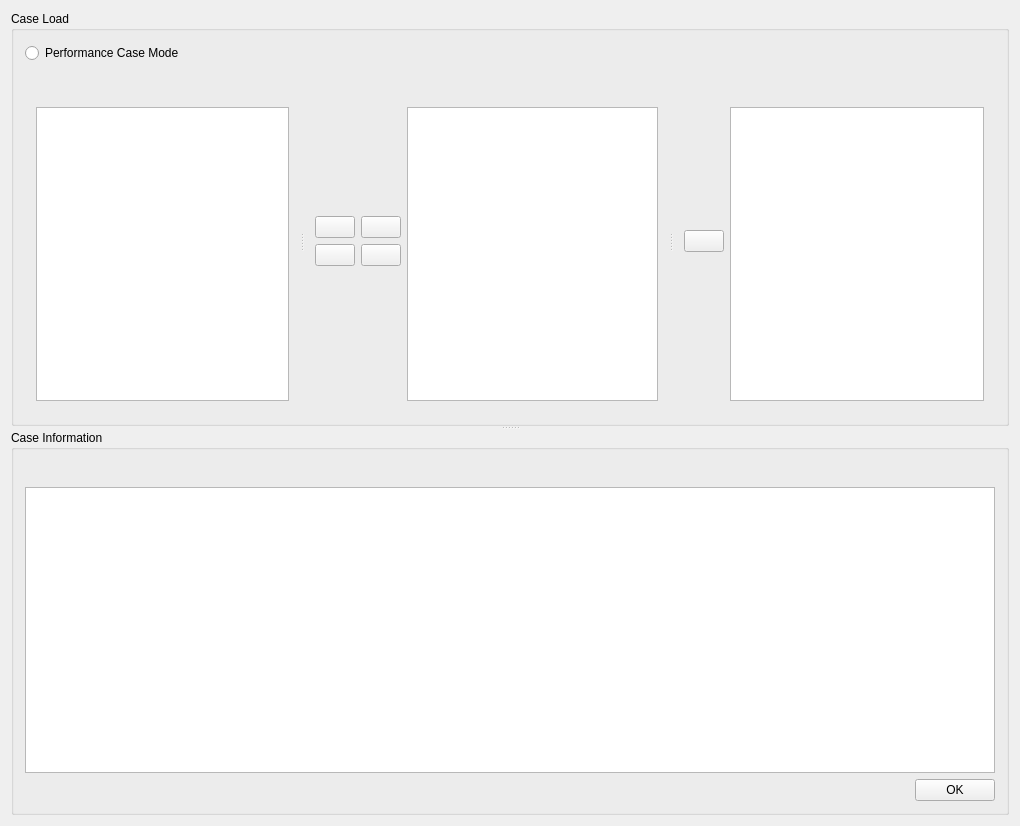
The window that RTA/CaseScriptConfigure.ui (pengjianaixue/DotNetCallNativePythonMethod) describes before a commit, drawn with Qt 5.
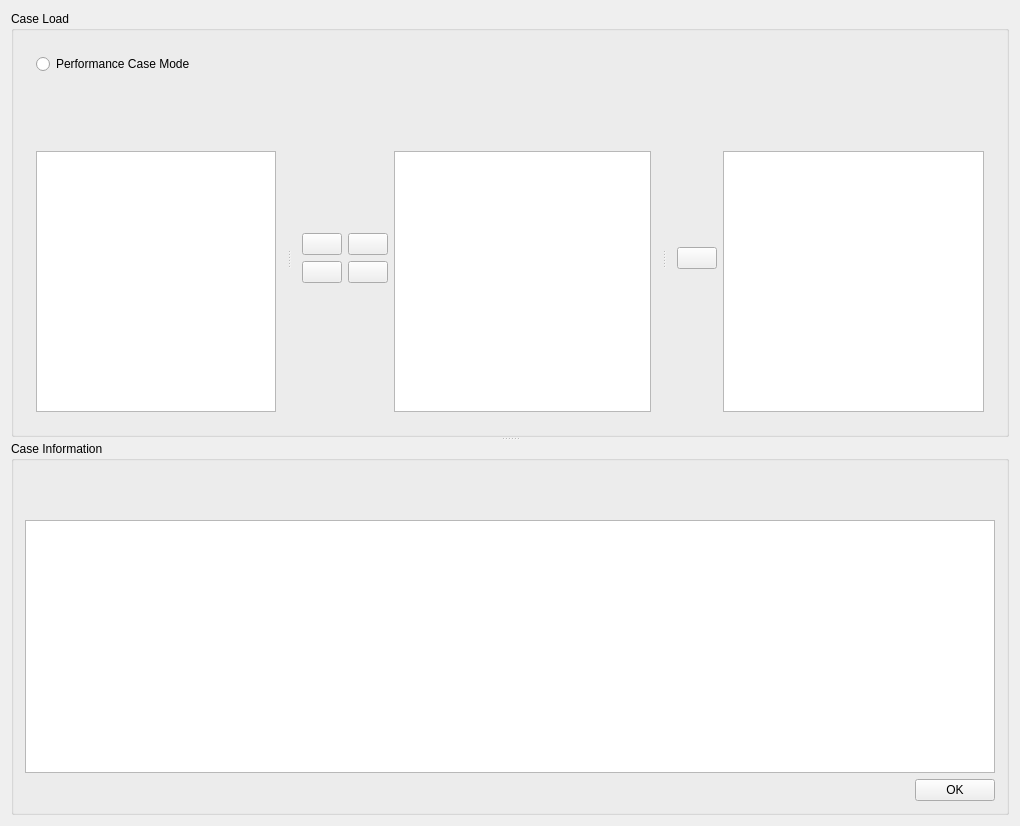
The same window after the commit. Icons and pictures are not drawn.

Diff of the .ui file:
```diff
--- a/RTA/CaseScriptConfigure.ui
+++ b/RTA/CaseScriptConfigure.ui
@@ -13,8 +13,8 @@
   <property name="windowTitle">
    <string>Case  Configure</string>
   </property>
-  <layout class="QVBoxLayout" name="verticalLayout_9">
-   <item>
+  <layout class="QGridLayout" name="gridLayout_8">
+   <item row="0" column="0">
     <widget class="QSplitter" name="splitter_loadandinfor">
      <property name="orientation">
       <enum>Qt::Vertical</enum>
@@ -23,12 +23,19 @@
       <property name="title">
        <string>Case Load</string>
       </property>
-      <layout class="QVBoxLayout" name="verticalLayout_10">
+      <layout class="QGridLayout" name="gridLayout_7">
+       <item row="0" column="0">
+        <layout class="QVBoxLayout" name="verticalLayout_6" stretch="1,9">
        <item>
-        <layout class="QVBoxLayout" name="verticalLayout_8" stretch="1,9">
-         <item>
-          <layout class="QHBoxLayout" name="horizontalLayout_8" stretch="0,0,0">
-           <item>
+          <widget class="QFrame" name="frame_caseload">
+           <property name="frameShape">
+            <enum>QFrame::NoFrame</enum>
+           </property>
+           <property name="frameShadow">
+            <enum>QFrame::Raised</enum>
+           </property>
+           <layout class="QGridLayout" name="gridLayout_6">
+            <item row="0" column="0">
             <widget class="QRadioButton" name="radioButton_PerformanceMode">
              <property name="styleSheet">
               <string notr="true">font: 75 10pt &quot;Microsoft YaHei&quot;;</string>
@@ -42,7 +49,7 @@
              </property>
             </widget>
            </item>
-           <item>
+            <item row="0" column="1">
             <widget class="QPushButton" name="pushButton_LoadCaseList">
              <property name="whatsThis">
               <string>&lt;html&gt;&lt;head/&gt;&lt;body&gt;&lt;p&gt;Load or refresh the case list&lt;/p&gt;&lt;/body&gt;&lt;/html&gt;</string>
@@ -77,20 +84,21 @@
              </property>
             </widget>
            </item>
-           <item>
+            <item row="0" column="2">
             <spacer name="horizontalSpacer_2">
              <property name="orientation">
               <enum>Qt::Horizontal</enum>
              </property>
              <property name="sizeHint" stdset="0">
               <size>
-               <width>40</width>
+                <width>710</width>
                <height>20</height>
               </size>
              </property>
             </spacer>
            </item>
           </layout>
+          </widget>
          </item>
          <item>
           <widget class="QSplitter" name="splitter_2">
@@ -104,33 +112,24 @@
             <widget class="QWidget" name="layoutWidget">
              <layout class="QVBoxLayout" name="verticalLayout_3">
               <item>
-               <layout class="QHBoxLayout" name="horizontalLayout_3">
-                <item>
-                 <widget class="QLabel" name="label_case_tree">
+               <widget class="QFrame" name="frame_caseFile_tree">
                   <property name="sizePolicy">
                    <sizepolicy hsizetype="Minimum" vsizetype="Minimum">
                     <horstretch>0</horstretch>
                     <verstretch>0</verstretch>
                    </sizepolicy>
                   </property>
-                  <property name="minimumSize">
-                   <size>
-                    <width>20</width>
-                    <height>20</height>
-                   </size>
-                  </property>
-                  <property name="whatsThis">
-                   <string>Case  File Group Form</string>
-                  </property>
                   <property name="styleSheet">
-                   <string notr="true">image: url(:/RTA/PyRunner/Resources/testcase-group.png);</string>
-                  </property>
-                  <property name="text">
-                   <string/>
-                  </property>
-                 </widget>
-                </item>
-                <item>
+                 <string notr="true"/>
+                </property>
+                <property name="frameShape">
+                 <enum>QFrame::NoFrame</enum>
+                </property>
+                <property name="frameShadow">
+                 <enum>QFrame::Raised</enum>
+                </property>
+                <layout class="QGridLayout" name="gridLayout">
+                 <item row="0" column="1">
                  <spacer name="horizontalSpacer_CaseFileGroup">
                   <property name="sizePolicy">
                    <sizepolicy hsizetype="Expanding" vsizetype="Minimum">
@@ -152,13 +151,39 @@
                   </property>
                   <property name="sizeHint" stdset="0">
                    <size>
-                    <width>188</width>
-                    <height>27</height>
+                     <width>230</width>
+                     <height>20</height>
                    </size>
                   </property>
                  </spacer>
                 </item>
-               </layout>
+                 <item row="0" column="0">
+                  <widget class="QLabel" name="label_case_tree">
+                   <property name="sizePolicy">
+                    <sizepolicy hsizetype="Minimum" vsizetype="Minimum">
+                     <horstretch>0</horstretch>
+                     <verstretch>0</verstretch>
+                    </sizepolicy>
+                   </property>
+                   <property name="minimumSize">
+                    <size>
+                     <width>20</width>
+                     <height>20</height>
+                    </size>
+                   </property>
+                   <property name="whatsThis">
+                    <string>Case  File Group Form</string>
+                   </property>
+                   <property name="styleSheet">
+                    <string notr="true">image: url(:/RTA/PyRunner/Resources/testcase-group.png);</string>
+                   </property>
+                   <property name="text">
+                    <string/>
+                   </property>
+                  </widget>
+                 </item>
+                </layout>
+               </widget>
               </item>
               <item>
                <widget class="QTreeView" name="CaseFile_treeView">
@@ -178,8 +203,8 @@
               </item>
              </layout>
             </widget>
-            <widget class="QWidget" name="">
-             <layout class="QHBoxLayout" name="horizontalLayout_11">
+            <widget class="QWidget" name="layoutWidget">
+             <layout class="QHBoxLayout" name="horizontalLayout">
               <item>
                <layout class="QVBoxLayout" name="verticalLayout">
                 <item>
@@ -269,10 +294,17 @@
                </layout>
               </item>
               <item>
-               <layout class="QVBoxLayout" name="verticalLayout_2">
+               <layout class="QVBoxLayout" name="verticalLayout_5">
                 <item>
-                 <layout class="QHBoxLayout" name="horizontalLayout">
-                  <item>
+                 <widget class="QFrame" name="frame_case_select_list">
+                  <property name="frameShape">
+                   <enum>QFrame::NoFrame</enum>
+                  </property>
+                  <property name="frameShadow">
+                   <enum>QFrame::Raised</enum>
+                  </property>
+                  <layout class="QGridLayout" name="gridLayout_5">
+                   <item row="0" column="0">
                    <widget class="QLabel" name="label_caseList">
                     <property name="sizePolicy">
                      <sizepolicy hsizetype="Minimum" vsizetype="Minimum">
@@ -297,20 +329,21 @@
                     </property>
                    </widget>
                   </item>
-                  <item>
+                   <item row="0" column="1">
                    <spacer name="horizontalSpacer_CaseSelectList">
                     <property name="orientation">
                      <enum>Qt::Horizontal</enum>
                     </property>
                     <property name="sizeHint" stdset="0">
                      <size>
-                      <width>188</width>
+                       <width>237</width>
                       <height>20</height>
                      </size>
                     </property>
                    </spacer>
                   </item>
                  </layout>
+                 </widget>
                 </item>
                 <item>
                  <widget class="QTreeView" name="Case_exce_treeView"/>
@@ -320,8 +353,8 @@
              </layout>
             </widget>
            </widget>
-           <widget class="QWidget" name="">
-            <layout class="QHBoxLayout" name="horizontalLayout_12">
+           <widget class="QWidget" name="layoutWidget">
+            <layout class="QHBoxLayout" name="horizontalLayout_3">
              <item>
               <layout class="QVBoxLayout" name="verticalLayout_7">
                <item>
@@ -373,8 +406,15 @@
              <item>
               <layout class="QVBoxLayout" name="verticalLayout_4">
                <item>
-                <layout class="QHBoxLayout" name="horizontalLayout_7">
-                 <item>
+                <widget class="QFrame" name="frame_execute_group_list">
+                 <property name="frameShape">
+                  <enum>QFrame::NoFrame</enum>
+                 </property>
+                 <property name="frameShadow">
+                  <enum>QFrame::Raised</enum>
+                 </property>
+                 <layout class="QGridLayout" name="gridLayout_4">
+                  <item row="0" column="0">
                   <widget class="QLabel" name="label_caseList_2">
                    <property name="sizePolicy">
                     <sizepolicy hsizetype="Minimum" vsizetype="Minimum">
@@ -399,20 +439,21 @@
                    </property>
                   </widget>
                  </item>
-                 <item>
+                  <item row="0" column="1">
                   <spacer name="horizontalSpacer_CaseExecList">
                    <property name="orientation">
                     <enum>Qt::Horizontal</enum>
                    </property>
                    <property name="sizeHint" stdset="0">
                     <size>
-                     <width>188</width>
+                      <width>236</width>
                      <height>20</height>
                     </size>
                    </property>
                   </spacer>
                  </item>
                 </layout>
+                </widget>
                </item>
                <item>
                 <widget class="QListView" name="listView_Exec_list"/>
@@ -431,12 +472,19 @@
       <property name="title">
        <string>Case Information</string>
       </property>
-      <layout class="QVBoxLayout" name="verticalLayout_6">
+      <layout class="QGridLayout" name="gridLayout_3">
+       <item row="0" column="0">
+        <layout class="QVBoxLayout" name="verticalLayout_2" stretch="1,8,1">
        <item>
-        <layout class="QVBoxLayout" name="verticalLayout_5">
-         <item>
-          <layout class="QHBoxLayout" name="horizontalLayout_4">
-           <item>
+          <widget class="QFrame" name="frame_caseinformation">
+           <property name="frameShape">
+            <enum>QFrame::NoFrame</enum>
+           </property>
+           <property name="frameShadow">
+            <enum>QFrame::Raised</enum>
+           </property>
+           <layout class="QGridLayout" name="gridLayout_2">
+            <item row="0" column="0">
             <widget class="QLabel" name="label_case_detail">
              <property name="sizePolicy">
               <sizepolicy hsizetype="Fixed" vsizetype="Preferred">
@@ -465,20 +513,21 @@
              </property>
             </widget>
            </item>
-           <item>
+            <item row="0" column="1">
             <spacer name="horizontalSpacer_5">
              <property name="orientation">
               <enum>Qt::Horizontal</enum>
              </property>
              <property name="sizeHint" stdset="0">
               <size>
-               <width>438</width>
+                <width>901</width>
                <height>20</height>
               </size>
              </property>
             </spacer>
            </item>
           </layout>
+          </widget>
          </item>
          <item>
           <widget class="QTextBrowser" name="case_detail_info_textBrowser"/>
```
Left out of the diff: 2 changed lines with no effect on the pictures. Lines whose indentation alone changed are shown as unchanged.
